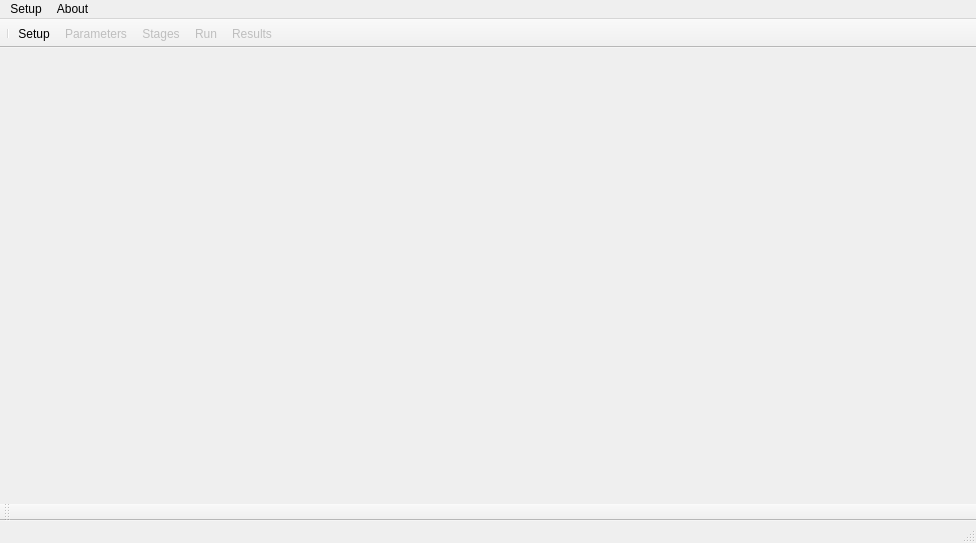
Before: the Qt Designer form mainframe.ui in hallamlab/MetaPathwaysGUI, drawn with Qt 5.
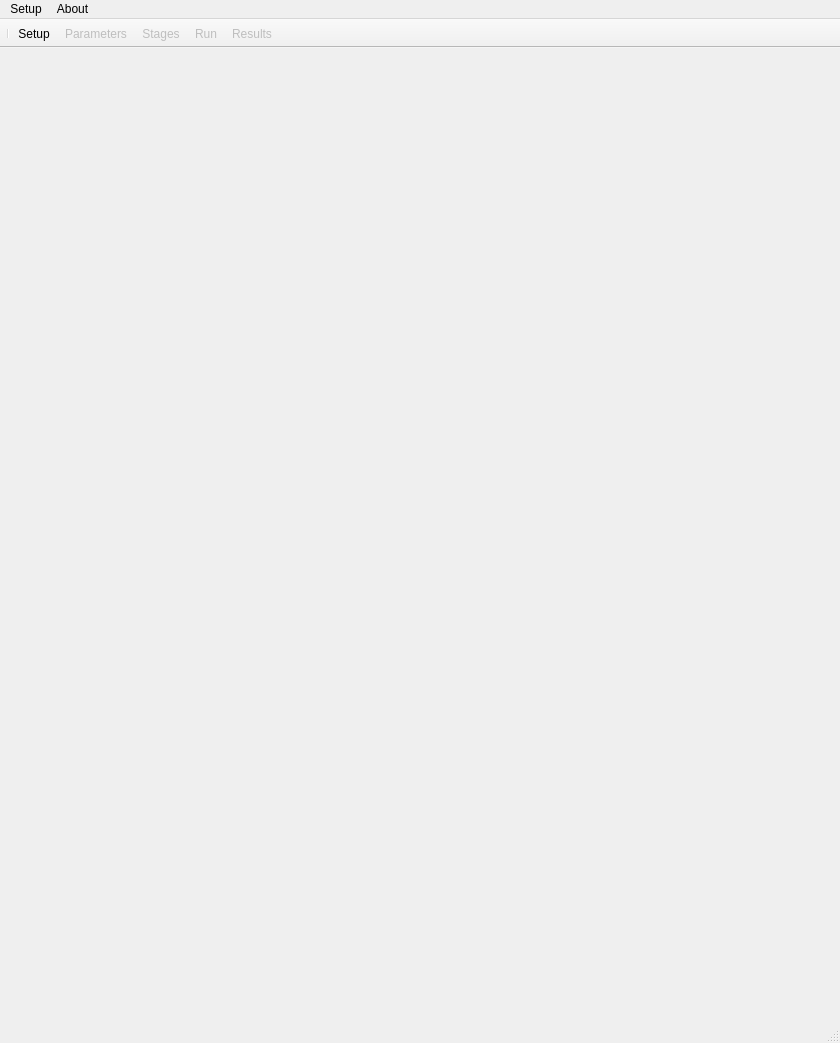
After: the same form once the commit is applied.

```diff
--- a/mainframe.ui
+++ b/mainframe.ui
@@ -6,8 +6,8 @@
    <rect>
     <x>0</x>
     <y>0</y>
-    <width>976</width>
-    <height>543</height>
+    <width>840</width>
+    <height>1043</height>
    </rect>
   </property>
   <property name="sizePolicy">
@@ -77,7 +77,7 @@
     <rect>
      <x>0</x>
      <y>0</y>
-     <width>976</width>
+     <width>840</width>
      <height>22</height>
     </rect>
    </property>
@@ -129,17 +129,6 @@
    <addaction name="actionRun"/>
    <addaction name="actionResults"/>
   </widget>
-  <widget class="QToolBar" name="leftToolBar">
-   <property name="windowTitle">
-    <string>Sub Windows</string>
-   </property>
-   <attribute name="toolBarArea">
-    <enum>BottomToolBarArea</enum>
-   </attribute>
-   <attribute name="toolBarBreak">
-    <bool>false</bool>
-   </attribute>
-  </widget>
   <action name="actionSetup">
    <property name="text">
     <string>Setup</string>
```
